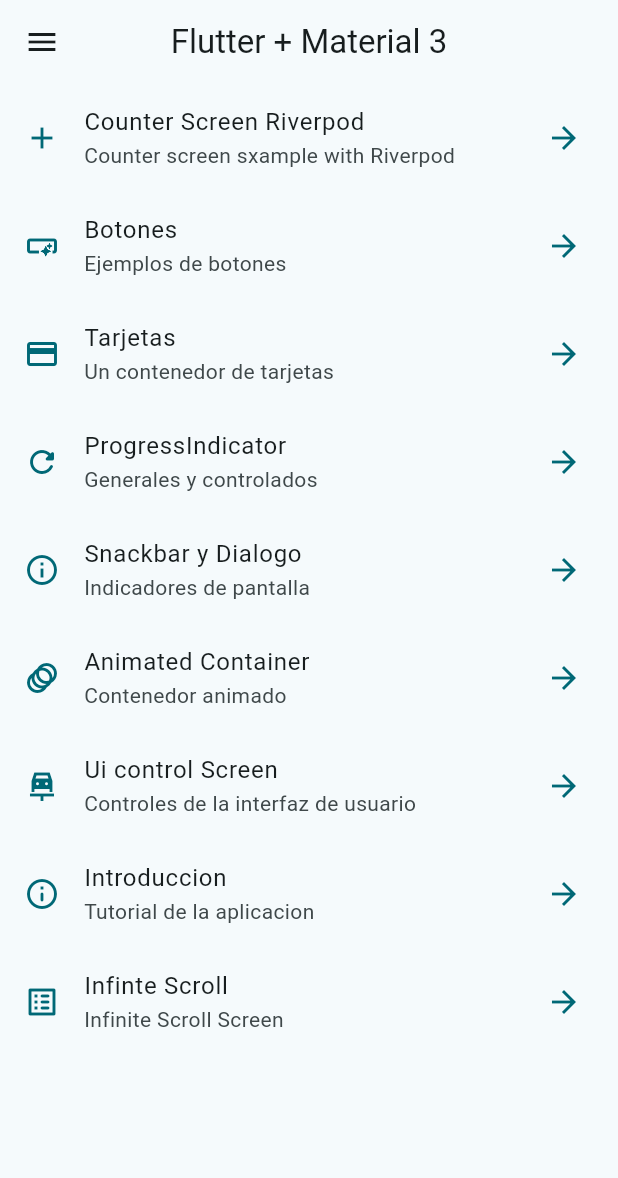
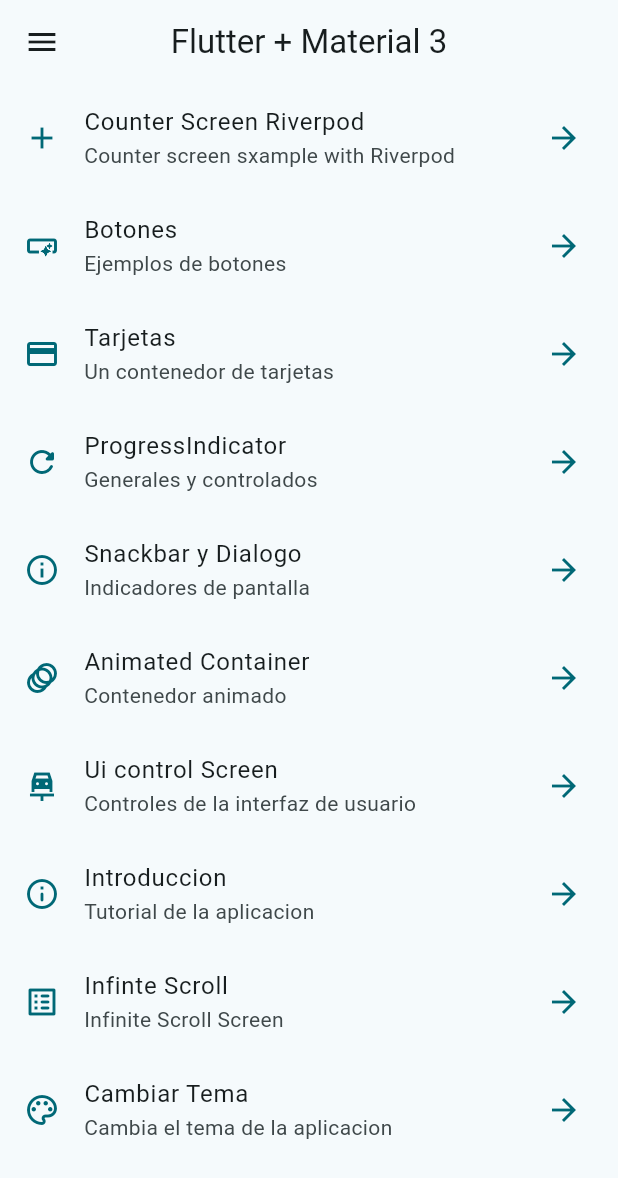
Before and after one commit to ObedGarcia64/WidgetsApp, a Flutter app: the screen it shows after launch, on a phone screen of 412 x 824 dp. Shown: the top 1178 px of the screen. Run offline on Flutter 3.47's test engine with Material 3 defaults, Android fonts, the phone set to English and light mode, and no system bars; our stand-ins replace animate_do, flutter_riverpod, go_router.

Commit message:
App changer

```diff
--- a/lib/config/theme/menu/menu_items.dart
+++ b/lib/config/theme/menu/menu_items.dart
@@ -69,4 +69,10 @@ const appMenuItems = <menuItem>[
     link: '/infinite',
     icon: Icons.list_alt_rounded,
   ),
+  menuItem(
+    title: 'Cambiar Tema',
+    subTitle: 'Cambia el tema de la aplicacion',
+    link: '/theme_changer',
+    icon: Icons.color_lens_outlined,
+  ),
 ];
--- a/lib/config/theme/router/app_router.dart
+++ b/lib/config/theme/router/app_router.dart
@@ -52,6 +52,11 @@ final appRouter = GoRouter(
       path: '/counter_screen',
       name: CounterScreen.name,
       builder: (context, state) => const CounterScreen(),
+    ),
+    GoRoute(
+      path: '/theme_changer',
+      name: ThemeChangerScreen.name,
+      builder: (context, state) => const ThemeChangerScreen(),
     )
   ],
 );
--- /dev/null
+++ b/lib/presentation/providers/theme_provider.dart
@@ -0,0 +1,6 @@
+import 'package:flutter_riverpod/flutter_riverpod.dart';
+import 'package:widgets_app/config/theme/app_theme.dart';
+
+final isDarkModeEnable = StateProvider<bool>((ref) => false);
+
+final colorListProvider = Provider((ref) => colorList);
--- a/lib/presentation/screens.dart
+++ b/lib/presentation/screens.dart
@@ -1,3 +1,4 @@
+export 'package:widgets_app/presentation/Screens/theme_changer/theme_changer.dart';
 export 'package:widgets_app/presentation/Screens/counter/counter_screen.dart';
 export 'package:widgets_app/presentation/Screens/animated/animated_screen.dart';
 export 'package:widgets_app/presentation/Screens/app_tutorial/app_tutorial_screen.dart';
```
Also changed, not shown: lib/presentation/Screens/counter/counter_screen.dart (+10 -0 lines), lib/presentation/Screens/theme_changer/theme_changer.dart (added, +51 -0 lines), pubspec.lock.
